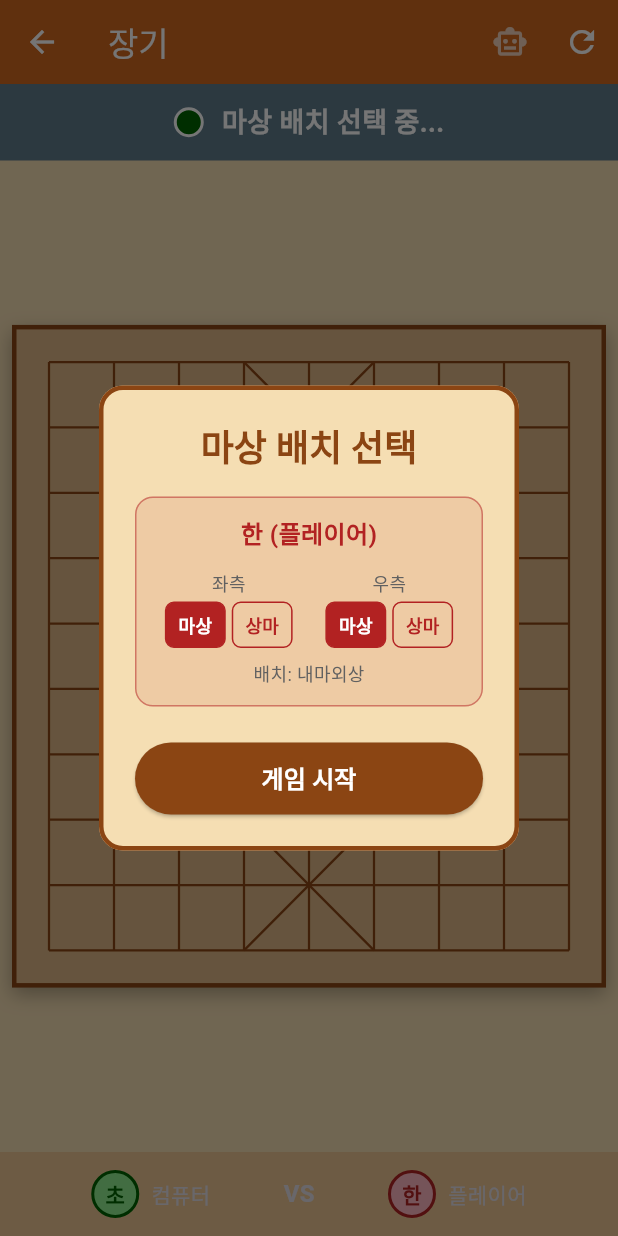
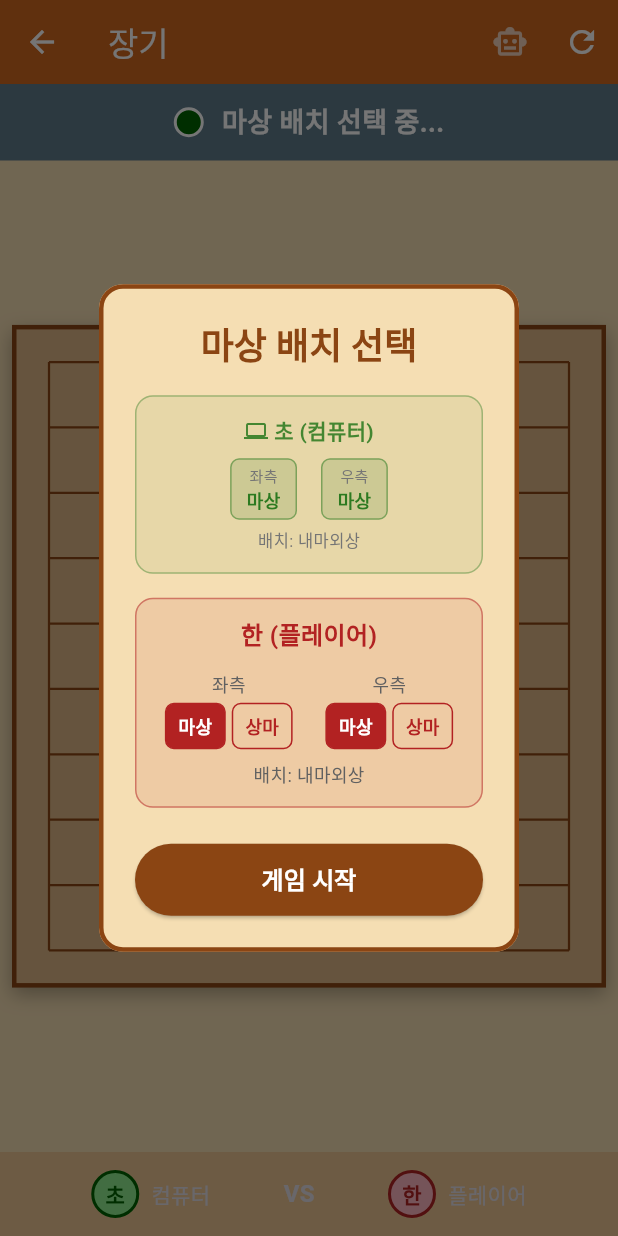
Before and after one commit to mhpark03/games, a Flutter app: the JanggiScreen screen opened directly with empty values, on a phone screen of 412 x 824 dp. Run offline on Flutter 3.47's test engine with Material 3 defaults, Android fonts, the phone set to English and light mode, and no system bars; our stand-ins replace shared_preferences; accounts and stored records are empty.

Commit message:
장기: 마상 배치 시 컴퓨터 배치 표시
- 마상 배치 선택 다이얼로그에서 컴퓨터의 배치 표시
- 컴퓨터 아이콘과 함께 좌측/우측 배치 표시
- 세로/가로 모드 모두 지원

```diff
--- a/lib/games/janggi/janggi_screen.dart
+++ b/lib/games/janggi/janggi_screen.dart
@@ -449,11 +449,21 @@ class _JanggiScreenState extends State<JanggiScreen> {
         child: Column(
           mainAxisSize: MainAxisSize.min,
           children: [
+            // 컴퓨터가 초일 때 (vsCho 모드) - 컴퓨터 초 배치 표시
+            if (widget.gameMode == JanggiGameMode.vsCho) ...[
+              _buildComputerPositionDisplay(
+                '초 (컴퓨터)',
+                JanggiColor.cho,
+                choLeftPosition,
+                choRightPosition,
+              ),
+              const SizedBox(height: 16),
+            ],
             // 플레이어 초의 배치 (한과 대전 또는 2인 플레이)
             if (widget.gameMode == JanggiGameMode.vsHan ||
                 widget.gameMode == JanggiGameMode.vsHuman) ...[
               _buildPositionSelector(
-                '초 (플레이어)',
+                widget.gameMode == JanggiGameMode.vsHuman ? '초' : '초 (플레이어)',
                 JanggiColor.cho,
                 choLeftPosition,
                 choRightPosition,
@@ -480,6 +490,16 @@ class _JanggiScreenState extends State<JanggiScreen> {
                     hanRightPosition = right;
                   });
                 },
+              ),
+            ],
+            // 컴퓨터가 한일 때 (vsHan 모드) - 컴퓨터 한 배치 표시
+            if (widget.gameMode == JanggiGameMode.vsHan) ...[
+              const SizedBox(height: 16),
+              _buildComputerPositionDisplay(
+                '한 (컴퓨터)',
+                JanggiColor.han,
+                hanLeftPosition,
+                hanRightPosition,
               ),
             ],
           ],
@@ -538,12 +558,23 @@ class _JanggiScreenState extends State<JanggiScreen> {
               child: Row(
                 crossAxisAlignment: CrossAxisAlignment.start,
                 children: [
-                  // 왼쪽: 초 플레이어
+                  // 왼쪽: 초
+                  if (widget.gameMode == JanggiGameMode.vsCho)
+                    // 컴퓨터가 초
+                    Expanded(
+                      child: _buildComputerPositionDisplay(
+                        '초 (컴퓨터)',
+                        JanggiColor.cho,
+                        choLeftPosition,
+                        choRightPosition,
+                      ),
+                    ),
                   if (widget.gameMode == JanggiGameMode.vsHan ||
                       widget.gameMode == JanggiGameMode.vsHuman)
+                    // 플레이어가 초
                     Expanded(
                       child: _buildPositionSelector(
-                        '초 (플레이어)',
+                        widget.gameMode == JanggiGameMode.vsHuman ? '초' : '초 (플레이어)',
                         JanggiColor.cho,
                         choLeftPosition,
                         choRightPosition,
@@ -555,11 +586,11 @@ class _JanggiScreenState extends State<JanggiScreen> {
                         },
                       ),
                     ),
-                  if (widget.gameMode == JanggiGameMode.vsHuman)
-                    const SizedBox(width: 16),
-                  // 오른쪽: 한 플레이어
+                  const SizedBox(width: 16),
+                  // 오른쪽: 한
                   if (widget.gameMode == JanggiGameMode.vsCho ||
                       widget.gameMode == JanggiGameMode.vsHuman)
+                    // 플레이어가 한
                     Expanded(
                       child: _buildPositionSelector(
                         widget.gameMode == JanggiGameMode.vsHuman ? '한' : '한 (플레이어)',
@@ -572,6 +603,16 @@ class _JanggiScreenState extends State<JanggiScreen> {
                             hanRightPosition = right;
                           });
                         },
+                      ),
+                    ),
+                  if (widget.gameMode == JanggiGameMode.vsHan)
+                    // 컴퓨터가 한
+                    Expanded(
+                      child: _buildComputerPositionDisplay(
+                        '한 (컴퓨터)',
+                        JanggiColor.han,
+                        hanLeftPosition,
+                        hanRightPosition,
                       ),
                     ),
                 ],
@@ -744,6 +785,91 @@ class _JanggiScreenState extends State<JanggiScreen> {
     } else {
       return '좌외마 우내마';
     }
+  }
+
+  // 컴퓨터의 마상 배치 표시 (읽기 전용)
+  Widget _buildComputerPositionDisplay(
+    String title,
+    JanggiColor color,
+    MaSangPosition leftPos,
+    MaSangPosition rightPos,
+  ) {
+    final pieceColor = color == JanggiColor.cho
+        ? const Color(0xFF006400)
+        : const Color(0xFFB22222);
+
+    return Container(
+      padding: const EdgeInsets.all(12),
+      decoration: BoxDecoration(
+        color: pieceColor.withAlpha(15),
+        borderRadius: BorderRadius.circular(12),
+        border: Border.all(color: pieceColor.withAlpha(80)),
+      ),
+      child: Column(
+        children: [
+          Row(
+            mainAxisAlignment: MainAxisAlignment.center,
+            children: [
+              Icon(Icons.computer, size: 16, color: pieceColor.withAlpha(180)),
+              const SizedBox(width: 4),
+              Text(
+                title,
+                style: TextStyle(
+                  fontSize: 14,
+                  fontWeight: FontWeight.bold,
+                  color: pieceColor.withAlpha(180),
+                ),
+              ),
+            ],
+          ),
+          const SizedBox(height: 8),
+          Row(
+            mainAxisAlignment: MainAxisAlignment.center,
+            children: [
+              _buildPositionLabel('좌측', leftPos, pieceColor),
+              const SizedBox(width: 16),
+              _buildPositionLabel('우측', rightPos, pieceColor),
+            ],
+          ),
+          const SizedBox(height: 6),
+          Text(
+            '배치: ${_getPositionName(leftPos, rightPos)}',
+            style: TextStyle(
+              fontSize: 11,
+              color: Colors.grey.shade600,
+            ),
+          ),
+        ],
+      ),
+    );
+  }
+
+  Widget _buildPositionLabel(String side, MaSangPosition pos, Color color) {
+    final posName = pos == MaSangPosition.maSang ? '마상' : '상마';
+    return Container(
+      padding: const EdgeInsets.symmetric(horizontal: 10, vertical: 4),
+      decoration: BoxDecoration(
+        color: color.withAlpha(30),
+        borderRadius: BorderRadius.circular(6),
+        border: Border.all(color: color.withAlpha(100)),
+      ),
+      child: Column(
+        children: [
+          Text(
+            side,
+            style: TextStyle(fontSize: 10, color: Colors.grey.shade600),
+          ),
+          Text(
+            posName,
+            style: TextStyle(
+              fontSize: 12,
+              fontWeight: FontWeight.bold,
+              color: color.withAlpha(200),
+            ),
+          ),
+        ],
+      ),
+    );
   }
 
   void _initBoard() {
```
